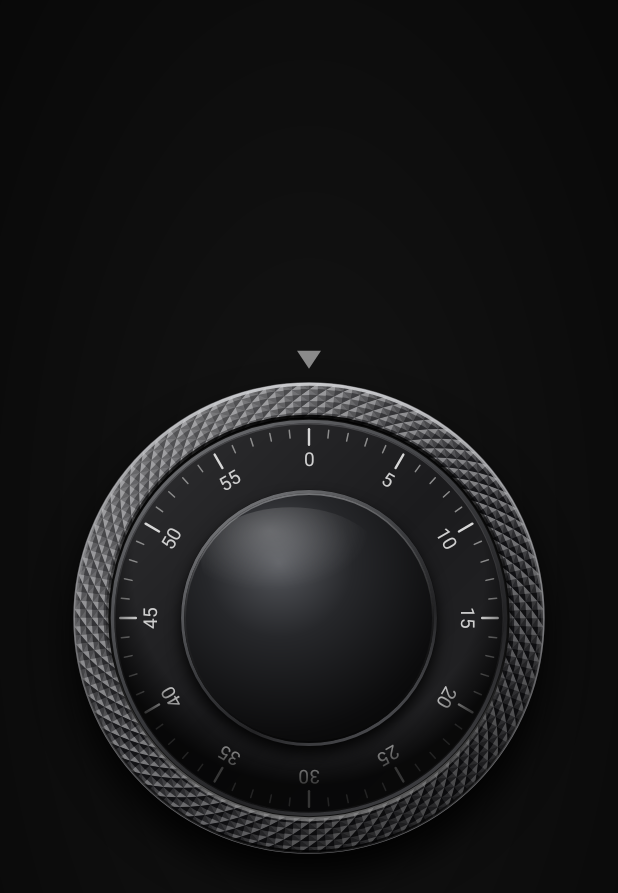
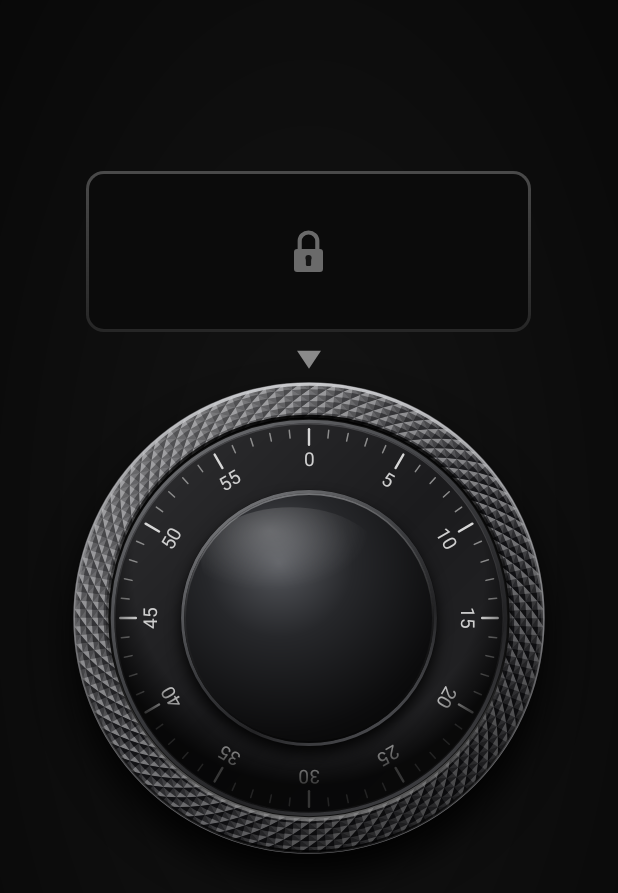
Before and after one commit to biisov/Limb, an Android app: the screen it shows after launch (MainActivity), on a phone screen of 412 x 824 dp. Shown: the top 893 px of the screen. Run offline under Robolectric (Android 15) with nearby library versions, the phone set to English and light mode, and no system bars.

Commit message:
Use recorded click sounds, swap haptic strength, add empty slot above the dial
- res/raw: click_cw.ogg / click_ccw.ogg (copied unchanged), played without pitch/volume changes
- Haptics: clockwise is the strong crisp tick (CLICK), counter-clockwise the weaker softer one (TICK)
- activity_main.xml: ad_container slot (72% x 13% of screen, top ~15%, moved up if it would
  touch the pointer) with a lock placeholder; dial untouched; portrait only
- remove synthesized sounds and tools/gen_sounds.py

Co-Authored-By: Claude Sonnet 5.5 <noreply@anthropic.com>
Claude-Session: https://claude.ai/code/session_0159aYk5uNBDGD43q9MXUmJ9

```diff
--- a/app/src/main/AndroidManifest.xml
+++ b/app/src/main/AndroidManifest.xml
@@ -13,6 +13,7 @@
         <activity
             android:name=".MainActivity"
             android:exported="true"
+            android:screenOrientation="portrait"
             android:configChanges="orientation|screenSize|smallestScreenSize|screenLayout|keyboardHidden">
             <intent-filter>
                 <action android:name="android.intent.action.MAIN" />
--- a/app/src/main/java/app/limb/ClickSounds.kt
+++ b/app/src/main/java/app/limb/ClickSounds.kt
@@ -3,11 +3,14 @@ package app.limb
 import android.content.Context
 import android.media.AudioAttributes
 import android.media.SoundPool
-import kotlin.random.Random
 
-/** Low-latency, polyphonic click playback. Clockwise = plain click, counter-clockwise = ratchet. */
+/**
+ * Low-latency click playback. The two recordings are played untouched: no pitch or volume changes.
+ * Clockwise -> res/raw/click_cw, counter-clockwise -> res/raw/click_ccw.
+ */
 class ClickSounds(context: Context) {
 
+    // Few streams on purpose: when the dial spins fast, old clicks are cut instead of piling up.
     private val pool: SoundPool = SoundPool.Builder()
         .setMaxStreams(4)
         .setAudioAttributes(
@@ -18,16 +21,11 @@ class ClickSounds(context: Context) {
         )
         .build()
 
-    private val forward = intArrayOf(R.raw.click_fwd_0, R.raw.click_fwd_1, R.raw.click_fwd_2)
-        .map { pool.load(context, it, 1) }
-    private val backward = intArrayOf(R.raw.click_back_0, R.raw.click_back_1, R.raw.click_back_2)
-        .map { pool.load(context, it, 1) }
+    private val clockwiseSound = pool.load(context, R.raw.click_cw, 1)
+    private val counterClockwiseSound = pool.load(context, R.raw.click_ccw, 1)
 
-    fun play(clockwise: Boolean, intensity: Float) {
-        val variants = if (clockwise) forward else backward
-        val volume = (0.55f + 0.45f * intensity).coerceIn(0f, 1f)
-        val rate = 0.97f + Random.nextFloat() * 0.06f // tiny pitch jitter so it does not sound sampled
-        pool.play(variants[Random.nextInt(variants.size)], volume, volume, 1, 0, rate)
+    fun play(clockwise: Boolean) {
+        pool.play(if (clockwise) clockwiseSound else counterClockwiseSound, 1f, 1f, 1, 0, 1f)
     }
 
     fun release() = pool.release()
--- a/app/src/main/java/app/limb/DialView.kt
+++ b/app/src/main/java/app/limb/DialView.kt
@@ -87,9 +87,9 @@ class DialView @JvmOverloads constructor(
     private val bitmapPaint = Paint(Paint.ANTI_ALIAS_FLAG or Paint.FILTER_BITMAP_FLAG)
 
     private val pointerPath = Path().apply {
-        val tipY = -R_KN - 24f
-        moveTo(-20f, tipY - 30f)
-        lineTo(20f, tipY - 30f)
+        val tipY = -R_KN - POINTER_GAP
+        moveTo(-20f, tipY - POINTER_HEIGHT)
+        lineTo(20f, tipY - POINTER_HEIGHT)
         lineTo(0f, tipY)
         close()
     }
@@ -324,7 +324,7 @@ class DialView @JvmOverloads constructor(
     override fun onSizeChanged(w: Int, h: Int, oldw: Int, oldh: Int) {
         cx = w / 2f
         cy = h / 2f
-        scale = min(w, h) * 0.38f / R_KN
+        scale = scaleFor(w, h)
 
         bgMatrix.setScale(w * 0.75f, h * 0.75f)
         bgMatrix.postTranslate(w * 0.5f, h * 0.45f)
@@ -530,6 +530,8 @@ class DialView @JvmOverloads constructor(
         private const val R_KI = 333f // knurled ring, inner
         private const val R_SC = 325f // scale face
         private const val R_CAP = 208f // glossy centre cap
+        private const val POINTER_GAP = 24f // pointer tip to the knurled ring
+        private const val POINTER_HEIGHT = 30f
         private const val KNURL_COLUMNS = 84
         private const val KNURL_ROWS = 3
         private const val LIGHT_X = -0.55f
@@ -545,6 +547,12 @@ class DialView @JvmOverloads constructor(
         private const val STEP_INTENSITY_SPEED = 250f
         private const val MIN_CLICK_GAP_NANOS = 12_000_000L
 
+        private fun scaleFor(width: Int, height: Int): Float = min(width, height) * 0.38f / R_KN
+
+        /** Y (in pixels) of the top of the fixed pointer for a view of this size. The dial is centred. */
+        fun pointerTop(width: Int, height: Int): Float =
+            height / 2f - (R_KN + POINTER_GAP + POINTER_HEIGHT) * scaleFor(width, height)
+
         private fun opaque(rgb: Int): Int = rgb or (0xFF shl 24)
         private fun rgba(rgb: Int, a: Float): Int = ((a * 255f + 0.5f).toInt() shl 24) or (rgb and 0xFFFFFF)
     }
--- a/app/src/main/java/app/limb/Haptics.kt
+++ b/app/src/main/java/app/limb/Haptics.kt
@@ -9,12 +9,13 @@ import android.view.HapticFeedbackConstants
 import android.view.View
 
 /**
- * One short, crisp "tick" per dial division, like a time-picker wheel.
+ * One short haptic tick per dial division, in step with the sound.
  *
- * Clockwise is a regular tick; counter-clockwise is a weaker one to match its softer sound.
- *  - Android 10+: [VibrationEffect.EFFECT_TICK]; the weaker one is a TICK primitive at low scale
- *    (Android 11+), or a very short low-amplitude pulse.
- *  - older Android (and devices that can't do the above): [HapticFeedbackConstants.CLOCK_TICK].
+ * Clockwise is the strong, crisp one; counter-clockwise is weaker and softer.
+ *  - Android 11+: CLICK primitive at full scale vs. TICK primitive at low scale
+ *  - Android 10:  EFFECT_CLICK vs. EFFECT_TICK (the lightest built-in effect)
+ *  - older, or a motor without these: a short full-amplitude / low-amplitude pulse, and finally
+ *    [HapticFeedbackConstants] (KEYBOARD_TAP vs. CLOCK_TICK).
  */
 class Haptics(private val view: View) {
 
@@ -26,26 +27,40 @@ class Haptics(private val view: View) {
             view.context.getSystemService(Context.VIBRATOR_SERVICE) as? Vibrator
         }
 
-    private val strongTick: VibrationEffect? =
-        if (Build.VERSION.SDK_INT >= 29) VibrationEffect.createPredefined(VibrationEffect.EFFECT_TICK) else null
+    private val strong: VibrationEffect? = build(clockwise = true)
+    private val soft: VibrationEffect? = build(clockwise = false)
 
-    private val softTick: VibrationEffect? = when {
-        Build.VERSION.SDK_INT >= 30 &&
-            vibrator?.areAllPrimitivesSupported(VibrationEffect.Composition.PRIMITIVE_TICK) == true ->
-            VibrationEffect.startComposition()
-                .addPrimitive(VibrationEffect.Composition.PRIMITIVE_TICK, 0.4f)
-                .compose()
-        vibrator?.hasAmplitudeControl() == true -> VibrationEffect.createOneShot(8, 40)
-        else -> null
+    private fun build(clockwise: Boolean): VibrationEffect? {
+        val v = vibrator ?: return null
+        if (Build.VERSION.SDK_INT >= 30) {
+            val primitive =
+                if (clockwise) VibrationEffect.Composition.PRIMITIVE_CLICK else VibrationEffect.Composition.PRIMITIVE_TICK
+            if (v.areAllPrimitivesSupported(primitive)) {
+                return VibrationEffect.startComposition()
+                    .addPrimitive(primitive, if (clockwise) 1.0f else 0.35f)
+                    .compose()
+            }
+        }
+        if (Build.VERSION.SDK_INT >= 29) {
+            return VibrationEffect.createPredefined(
+                if (clockwise) VibrationEffect.EFFECT_CLICK else VibrationEffect.EFFECT_TICK,
+            )
+        }
+        if (v.hasAmplitudeControl()) {
+            return if (clockwise) VibrationEffect.createOneShot(12, 255) else VibrationEffect.createOneShot(6, 50)
+        }
+        return null
     }
 
     fun tick(clockwise: Boolean) {
         val v = vibrator
-        val effect = if (clockwise) strongTick else softTick
+        val effect = if (clockwise) strong else soft
         if (v != null && effect != null && v.hasVibrator()) {
             v.vibrate(effect)
         } else {
-            view.performHapticFeedback(HapticFeedbackConstants.CLOCK_TICK)
+            view.performHapticFeedback(
+                if (clockwise) HapticFeedbackConstants.KEYBOARD_TAP else HapticFeedbackConstants.CLOCK_TICK,
+            )
         }
     }
 }
--- a/app/src/main/java/app/limb/MainActivity.kt
+++ b/app/src/main/java/app/limb/MainActivity.kt
@@ -32,14 +32,14 @@ class MainActivity : Activity() {
         window.addFlags(WindowManager.LayoutParams.FLAG_KEEP_SCREEN_ON)
 
         sounds = ClickSounds(this)
-        dial = DialView(this)
+        setContentView(R.layout.activity_main)
+        dial = findViewById(R.id.dial)
         haptics = Haptics(dial)
         // One sound and one haptic tick per division, always together - touch, fling or volume keys.
-        dial.detentListener = DialView.DetentListener { clockwise, intensity ->
-            sounds.play(clockwise, intensity)
+        dial.detentListener = DialView.DetentListener { clockwise, _ ->
+            sounds.play(clockwise)
             haptics.tick(clockwise)
         }
-        setContentView(dial)
     }
 
     // Volume buttons turn the dial: + clockwise, - counter-clockwise. A tap is exactly one division;
--- /dev/null
+++ b/app/src/main/java/app/limb/MainLayout.kt
@@ -0,0 +1,49 @@
+package app.limb
+
+import android.content.Context
+import android.util.AttributeSet
+import android.view.Gravity
+import android.view.View
+import android.widget.FrameLayout
+import kotlin.math.max
+import kotlin.math.roundToInt
+
+/**
+ * The screen: the dial fills it, and the slot (`@id/ad_container`) sits above the dial.
+ *
+ * The slot is ~72% of the screen wide and ~13% high, centred, its top at ~15% of the screen. The dial
+ * is never resized or moved: if the slot would run into the pointer above the dial, the slot is
+ * moved up instead.
+ */
+class MainLayout @JvmOverloads constructor(
+    context: Context,
+    attrs: AttributeSet? = null,
+) : FrameLayout(context, attrs) {
+
+    override fun onMeasure(widthMeasureSpec: Int, heightMeasureSpec: Int) {
+        val w = MeasureSpec.getSize(widthMeasureSpec)
+        val h = MeasureSpec.getSize(heightMeasureSpec)
+        val slot: View? = findViewById(R.id.ad_container)
+        if (slot != null && w > 0 && h > 0) {
+            val slotHeight = (h * SLOT_HEIGHT).roundToInt()
+            val gap = w * SLOT_GAP
+            val lowestBottom = DialView.pointerTop(w, h) - gap
+            val top = max(0f, minOf(h * SLOT_TOP, lowestBottom - slotHeight))
+
+            val lp = slot.layoutParams as LayoutParams
+            lp.width = (w * SLOT_WIDTH).roundToInt()
+            lp.height = slotHeight
+            lp.gravity = Gravity.TOP or Gravity.CENTER_HORIZONTAL
+            lp.topMargin = top.roundToInt()
+            slot.layoutParams = lp
+        }
+        super.onMeasure(widthMeasureSpec, heightMeasureSpec)
+    }
+
+    private companion object {
+        const val SLOT_WIDTH = 0.72f // of the screen width
+        const val SLOT_HEIGHT = 0.13f // of the screen height
+        const val SLOT_TOP = 0.15f // of the screen height
+        const val SLOT_GAP = 0.03f // of the screen width, minimum space between the slot and the pointer
+    }
+}
--- /dev/null
+++ b/app/src/main/res/drawable/ad_panel_background.xml
@@ -0,0 +1,23 @@
+<?xml version="1.0" encoding="utf-8"?>
+<!-- Dark rounded panel with a thin grey frame (a lighter-to-darker gradient, top to bottom). -->
+<layer-list xmlns:android="http://schemas.android.com/apk/res/android">
+    <item>
+        <shape android:shape="rectangle">
+            <corners android:radius="12dp" />
+            <gradient
+                android:angle="270"
+                android:endColor="#262626"
+                android:startColor="#4A4A4A" />
+        </shape>
+    </item>
+    <item
+        android:bottom="2dp"
+        android:left="2dp"
+        android:right="2dp"
+        android:top="2dp">
+        <shape android:shape="rectangle">
+            <corners android:radius="10dp" />
+            <solid android:color="#0B0B0B" />
+        </shape>
+    </item>
+</layer-list>
--- /dev/null
+++ b/app/src/main/res/drawable/ic_lock.xml
@@ -0,0 +1,20 @@
+<?xml version="1.0" encoding="utf-8"?>
+<vector xmlns:android="http://schemas.android.com/apk/res/android"
+    android:width="19dp"
+    android:height="28dp"
+    android:viewportWidth="56"
+    android:viewportHeight="84">
+    <path
+        android:pathData="M11,38 v-16 a17,17 0 0 1 34,0 v16"
+        android:strokeColor="#6A6A6A"
+        android:strokeWidth="8" />
+    <path
+        android:fillColor="#6A6A6A"
+        android:pathData="M6,38 H50 A6,6 0 0 1 56,44 V78 A6,6 0 0 1 50,84 H6 A6,6 0 0 1 0,78 V44 A6,6 0 0 1 6,38 Z" />
+    <path
+        android:fillColor="#151515"
+        android:pathData="M28,56 m-6,0 a6,6 0 1 1 12,0 a6,6 0 1 1 -12,0" />
+    <path
+        android:fillColor="#151515"
+        android:pathData="M25.5,58 h5 a2.5,2.5 0 0 1 2.5,2.5 v9 a2.5,2.5 0 0 1 -2.5,2.5 h-5 a2.5,2.5 0 0 1 -2.5,-2.5 v-9 a2.5,2.5 0 0 1 2.5,-2.5 Z" />
+</vector>
--- /dev/null
+++ b/app/src/main/res/layout/activity_main.xml
@@ -0,0 +1,27 @@
+<?xml version="1.0" encoding="utf-8"?>
+<app.limb.MainLayout xmlns:android="http://schemas.android.com/apk/res/android"
+    android:layout_width="match_parent"
+    android:layout_height="match_parent">
+
+    <app.limb.DialView
+        android:id="@+id/dial"
+        android:layout_width="match_parent"
+        android:layout_height="match_parent" />
+
+    <!-- Empty slot above the dial. Size and position are set by MainLayout.
+         To show an ad banner instead of the lock, remove @id/ad_placeholder and add the banner view here. -->
+    <FrameLayout
+        android:id="@+id/ad_container"
+        android:layout_width="match_parent"
+        android:layout_height="wrap_content"
+        android:background="@drawable/ad_panel_background">
+
+        <ImageView
+            android:id="@+id/ad_placeholder"
+            android:layout_width="19dp"
+            android:layout_height="28dp"
+            android:layout_gravity="center"
+            android:importantForAccessibility="no"
+            android:src="@drawable/ic_lock" />
+    </FrameLayout>
+</app.limb.MainLayout>
```
Also changed, not shown: 10 other files.
